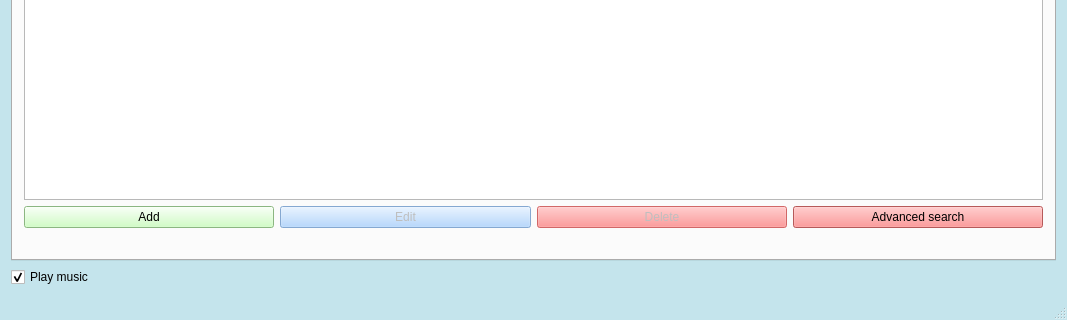
First picture: the form in Gui-Vln-2016/mainwindow.ui, repository ivark16/Vln-2016, before the edit; both pictures show x 0 to 1067 and y 461 to 781 of the 1067 by 781 pixel window.
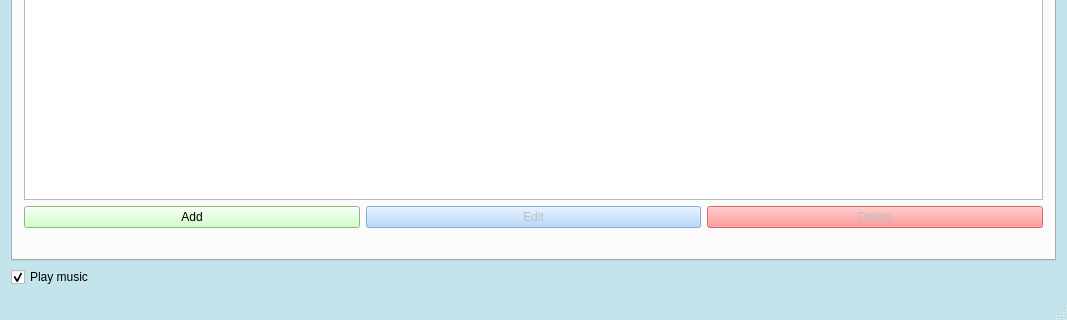
Second picture: the form after the edit. Icons and pictures are not drawn.

The edit to the form file:
```diff
--- a/Gui-Vln-2016/mainwindow.ui
+++ b/Gui-Vln-2016/mainwindow.ui
@@ -289,13 +289,6 @@
             </property>
            </widget>
           </item>
-          <item>
-           <widget class="QPushButton" name="pushButtonAdvancedSearchScientist">
-            <property name="text">
-             <string>Advanced search</string>
-            </property>
-           </widget>
-          </item>
          </layout>
         </item>
         <item>
```
Left out of the diff: 2 changed lines with no effect on the pictures.
